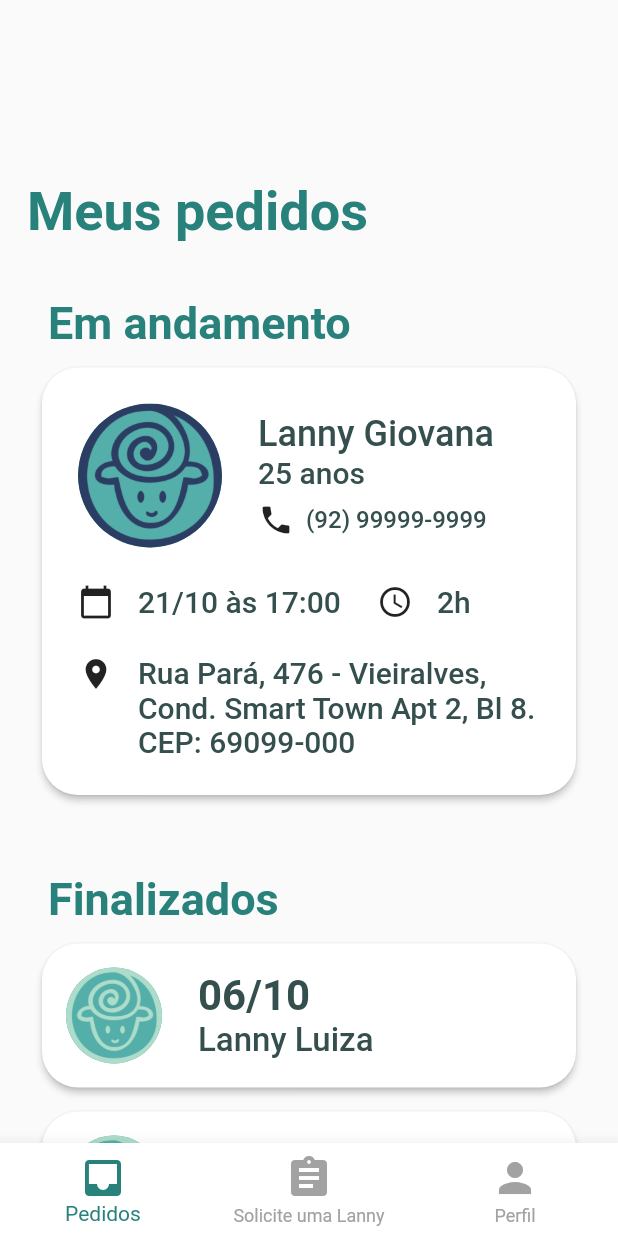
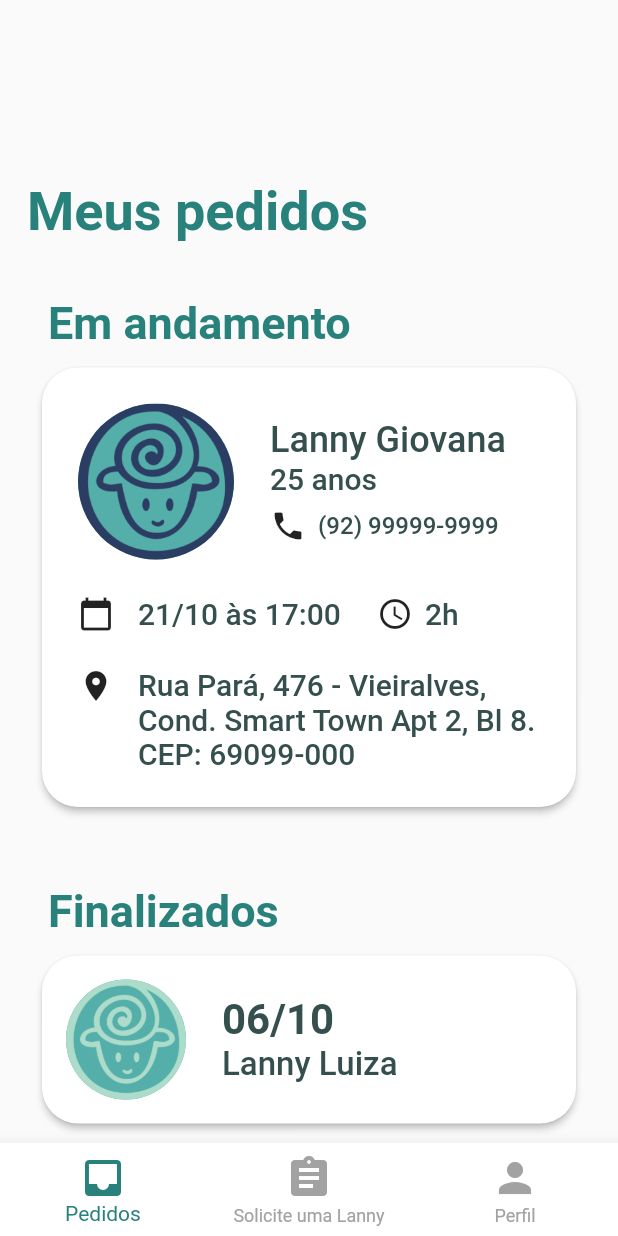
Before and after one commit to leonardossnt/agencia_la, a Flutter app: the ClientMainScreen screen opened directly, on a phone screen of 412 x 824 dp. Run offline on Flutter 3.47's test engine with Material 2 defaults, Android fonts, the phone set to English and light mode, and no system bars; our stand-ins replace email_validator, firebase_auth, firebase_core, mask_text_input_formatter; accounts and stored records are empty.

Commit message:
Adjust some sizes

```diff
--- a/lib/components/finished_orders.dart
+++ b/lib/components/finished_orders.dart
@@ -15,11 +15,11 @@ class _FinishedOrdersState extends State<FinishedOrders> {
   @override
   Widget build(BuildContext context) {
     return Column(
-      children: [
-        const SectionTitle("Finalizados"),
-        const SizedBox(height: 8),
+      children: const [
+        SectionTitle("Finalizados"),
+        SizedBox(height: 8),
         Padding(
-          padding: const EdgeInsets.symmetric(horizontal: 24),
+          padding: EdgeInsets.symmetric(horizontal: 24),
           child: FinishedOrderList(),
         ),
       ],
@@ -69,7 +69,7 @@ class FinishedOrderCard extends StatelessWidget {
               CircleAvatar(
                 backgroundColor: AgenciaLaColors.primary,
                 backgroundImage: AssetImage(order.lanny.picture),
-                radius: 32,
+                radius: 40,
               ),
               SizedBox(width: 24),
               Column(
@@ -78,7 +78,7 @@ class FinishedOrderCard extends StatelessWidget {
                 children: [
                   Text(
                     order.date,
-                    style: TextStyle(
+                    style: const TextStyle(
                       fontSize: 28,
                       fontWeight: FontWeight.w600,
                       color: AgenciaLaColors.foreground,
@@ -86,7 +86,7 @@ class FinishedOrderCard extends StatelessWidget {
                   ),
                   Text(
                     "Lanny ${order.lanny.name}",
-                    style: TextStyle(
+                    style: const TextStyle(
                       fontSize: 22,
                       fontWeight: FontWeight.w500,
                       color: AgenciaLaColors.foreground,
--- a/lib/components/ongoing_order.dart
+++ b/lib/components/ongoing_order.dart
@@ -48,7 +48,7 @@ class OrderCard extends StatelessWidget {
                 CircleAvatar(
                   backgroundColor: AgenciaLaColors.primary,
                   backgroundImage: AssetImage(order.lanny.picture),
-                  radius: 48,
+                  radius: 52,
                 ),
                 SizedBox(width: 24),
                 Flexible(
@@ -61,7 +61,7 @@ class OrderCard extends StatelessWidget {
                         maxLines: 2,
                         overflow: TextOverflow.ellipsis,
                         softWrap: true,
-                        style: TextStyle(
+                        style: const TextStyle(
                           fontSize: 24,
                           fontWeight: FontWeight.w500,
                           color: AgenciaLaColors.foreground,
@@ -69,7 +69,7 @@ class OrderCard extends StatelessWidget {
                       ),
                       Text(
                         "${order.lanny.age} anos",
-                        style: TextStyle(
+                        style: const TextStyle(
                           fontSize: 20,
                           fontWeight: FontWeight.w500,
                           color: AgenciaLaColors.foreground,
@@ -83,7 +83,7 @@ class OrderCard extends StatelessWidget {
                           SizedBox(width: 8),
                           Text(
                             order.lanny.phone,
-                            style: TextStyle(
+                            style: const TextStyle(
                               fontSize: 16,
                               fontWeight: FontWeight.w500,
                               color: AgenciaLaColors.foreground,
@@ -105,7 +105,7 @@ class OrderCard extends StatelessWidget {
                     SizedBox(width: 16),
                     Text(
                       "${order.date} às ${order.time}",
-                      style: TextStyle(
+                      style: const TextStyle(
                         fontSize: 20,
                         fontWeight: FontWeight.w500,
                         color: AgenciaLaColors.foreground,
@@ -117,10 +117,10 @@ class OrderCard extends StatelessWidget {
                 Row(
                   children: [
                     Icon(Icons.access_time),
-                    SizedBox(width: 16),
+                    SizedBox(width: 8),
                     Text(
                       order.duration,
-                      style: TextStyle(
+                      style: const TextStyle(
                         fontSize: 20,
                         fontWeight: FontWeight.w500,
                         color: AgenciaLaColors.foreground,
@@ -139,7 +139,7 @@ class OrderCard extends StatelessWidget {
                 Flexible(
                   child: Text(
                     order.address,
-                    style: TextStyle(
+                    style: const TextStyle(
                       fontSize: 20,
                       fontWeight: FontWeight.w500,
                       color: AgenciaLaColors.foreground,
```
